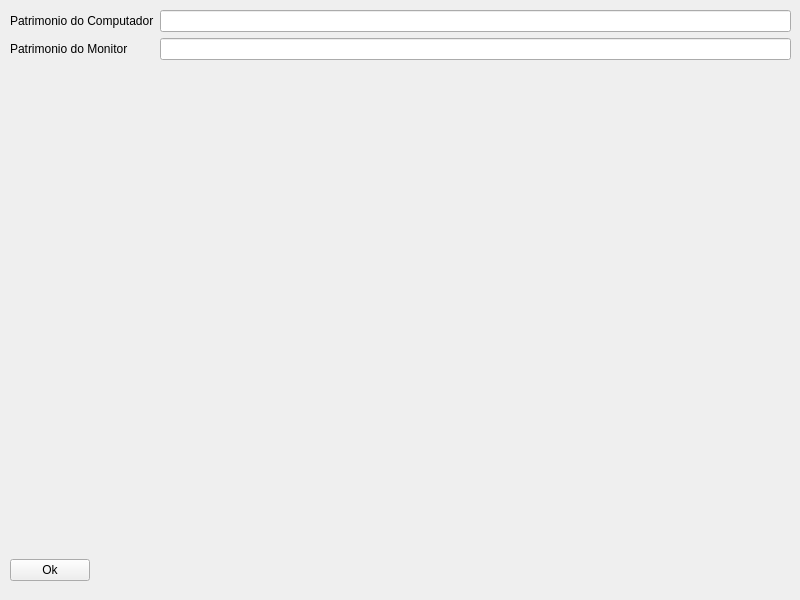
Old version of the form Mapa/mapa_default.ui in the repository lightbase/cacic-agente.
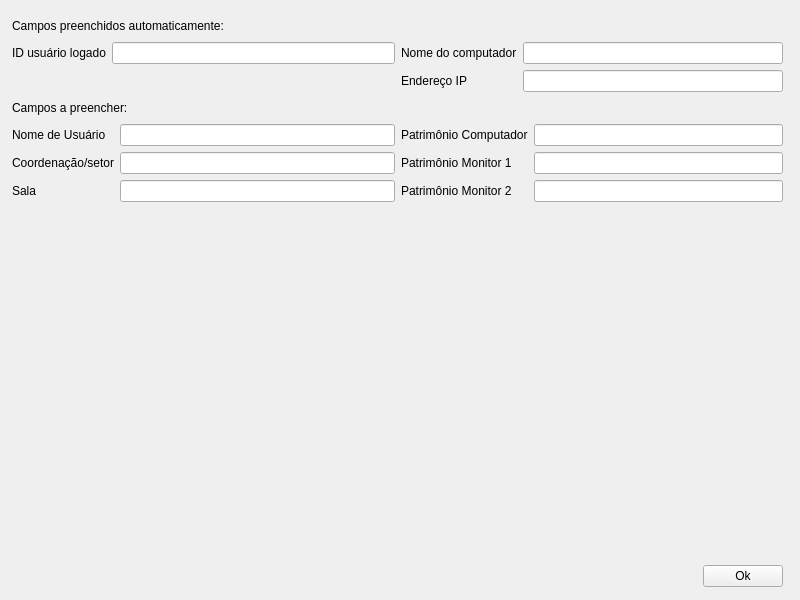
New version of the form. Icons and pictures are not drawn.

Commit message: Adicionados campos ao layout padrão do Mapa.

```diff
--- a/Mapa/mapa_default.ui
+++ b/Mapa/mapa_default.ui
@@ -36,6 +36,12 @@
     <normaloff>:/cacic-logo.png</normaloff>:/cacic-logo.png</iconset>
   </property>
   <widget class="QWidget" name="centralWidget">
+   <property name="sizePolicy">
+    <sizepolicy hsizetype="Expanding" vsizetype="Expanding">
+     <horstretch>0</horstretch>
+     <verstretch>0</verstretch>
+    </sizepolicy>
+   </property>
    <property name="minimumSize">
     <size>
      <width>800</width>
@@ -57,13 +63,16 @@
    <widget class="QWidget" name="layoutWidget">
     <property name="geometry">
      <rect>
-      <x>0</x>
-      <y>0</y>
-      <width>801</width>
+      <x>2</x>
+      <y>6</y>
+      <width>791</width>
       <height>591</height>
      </rect>
     </property>
-    <layout class="QVBoxLayout" name="verticalLayout">
+    <layout class="QVBoxLayout" name="verticalLayout" stretch="0,0,0,0,0,0">
+     <property name="sizeConstraint">
+      <enum>QLayout::SetNoConstraint</enum>
+     </property>
      <property name="leftMargin">
       <number>10</number>
      </property>
@@ -76,6 +85,30 @@
      <property name="bottomMargin">
       <number>10</number>
      </property>
+     <item>
+      <layout class="QHBoxLayout" name="horizontalLayout_1">
+       <item>
+        <widget class="QLabel" name="label_1">
+         <property name="text">
+          <string>Campos preenchidos automaticamente:</string>
+         </property>
+        </widget>
+       </item>
+       <item>
+        <spacer name="horizontalSpacer_1">
+         <property name="orientation">
+          <enum>Qt::Horizontal</enum>
+         </property>
+         <property name="sizeHint" stdset="0">
+          <size>
+           <width>178</width>
+           <height>20</height>
+          </size>
+         </property>
+        </spacer>
+       </item>
+      </layout>
+     </item>
      <item>
       <layout class="QHBoxLayout" name="horizontalLayout_2">
        <item>
@@ -84,7 +117,7 @@
           <enum>QFormLayout::AllNonFixedFieldsGrow</enum>
          </property>
          <item row="0" column="0">
-          <widget class="QLabel" name="labelPatrimonioComputador">
+          <widget class="QLabel" name="labelIdUsuario">
            <property name="sizePolicy">
             <sizepolicy hsizetype="Fixed" vsizetype="Minimum">
              <horstretch>0</horstretch>
@@ -92,28 +125,90 @@
             </sizepolicy>
            </property>
            <property name="text">
-            <string>Patrimonio do Computador</string>
+            <string>ID usuário logado</string>
            </property>
           </widget>
          </item>
          <item row="0" column="1">
           <widget class="QLineEdit" name="editPatrimonioComputador"/>
          </item>
+        </layout>
+       </item>
+       <item>
+        <layout class="QFormLayout" name="formLayout_2">
+         <property name="fieldGrowthPolicy">
+          <enum>QFormLayout::AllNonFixedFieldsGrow</enum>
+         </property>
          <item row="1" column="0">
-          <widget class="QLabel" name="labelPatrimonioMonitor">
-           <property name="sizePolicy">
-            <sizepolicy hsizetype="Fixed" vsizetype="Minimum">
-             <horstretch>0</horstretch>
-             <verstretch>0</verstretch>
-            </sizepolicy>
-           </property>
+          <widget class="QLabel" name="labelNomeComputador">
            <property name="text">
-            <string>Patrimonio do Monitor</string>
+            <string>Nome do computador</string>
            </property>
           </widget>
          </item>
          <item row="1" column="1">
-          <widget class="QLineEdit" name="editPatrimonioMonitor">
+          <widget class="QLineEdit" name="lineNomeComputador"/>
+         </item>
+         <item row="2" column="0">
+          <widget class="QLabel" name="labelEnderecoIp">
+           <property name="text">
+            <string>Endereço IP</string>
+           </property>
+          </widget>
+         </item>
+         <item row="2" column="1">
+          <widget class="QLineEdit" name="lineEnderecoIp"/>
+         </item>
+        </layout>
+       </item>
+      </layout>
+     </item>
+     <item>
+      <layout class="QHBoxLayout" name="horizontalLayout_3">
+       <item>
+        <widget class="QLabel" name="label_02">
+         <property name="text">
+          <string>Campos a preencher:</string>
+         </property>
+        </widget>
+       </item>
+       <item>
+        <spacer name="horizontalSpacer_2">
+         <property name="orientation">
+          <enum>Qt::Horizontal</enum>
+         </property>
+         <property name="sizeHint" stdset="0">
+          <size>
+           <width>40</width>
+           <height>20</height>
+          </size>
+         </property>
+        </spacer>
+       </item>
+      </layout>
+     </item>
+     <item>
+      <layout class="QHBoxLayout" name="horizontalLayout_4">
+       <item>
+        <layout class="QFormLayout" name="formLayout_3">
+         <property name="fieldGrowthPolicy">
+          <enum>QFormLayout::AllNonFixedFieldsGrow</enum>
+         </property>
+         <item row="0" column="0">
+          <widget class="QLabel" name="labelNomeUsuario">
+           <property name="sizePolicy">
+            <sizepolicy hsizetype="Fixed" vsizetype="Minimum">
+             <horstretch>0</horstretch>
+             <verstretch>0</verstretch>
+            </sizepolicy>
+           </property>
+           <property name="text">
+            <string>Nome de Usuário</string>
+           </property>
+          </widget>
+         </item>
+         <item row="0" column="1">
+          <widget class="QLineEdit" name="lineNomeUsuario">
            <property name="sizePolicy">
             <sizepolicy hsizetype="Expanding" vsizetype="Fixed">
              <horstretch>0</horstretch>
@@ -122,25 +217,109 @@
            </property>
           </widget>
          </item>
+         <item row="1" column="0">
+          <widget class="QLabel" name="labelCoordenacao">
+           <property name="text">
+            <string>Coordenação/setor</string>
+           </property>
+          </widget>
+         </item>
+         <item row="1" column="1">
+          <widget class="QLineEdit" name="lineCoordenacao"/>
+         </item>
+         <item row="2" column="0">
+          <widget class="QLabel" name="labelSala">
+           <property name="text">
+            <string>Sala</string>
+           </property>
+          </widget>
+         </item>
+         <item row="2" column="1">
+          <widget class="QLineEdit" name="lineSala"/>
+         </item>
         </layout>
        </item>
        <item>
-        <layout class="QFormLayout" name="formLayout_2"/>
+        <layout class="QFormLayout" name="formLayout_4">
+         <property name="fieldGrowthPolicy">
+          <enum>QFormLayout::AllNonFixedFieldsGrow</enum>
+         </property>
+         <item row="1" column="0">
+          <widget class="QLabel" name="labelPatrimonioComputador">
+           <property name="text">
+            <string>Patrimônio Computador</string>
+           </property>
+          </widget>
+         </item>
+         <item row="1" column="1">
+          <widget class="QLineEdit" name="linePatrimonioComputador"/>
+         </item>
+         <item row="2" column="0">
+          <widget class="QLabel" name="labelPatrimonioMonitor1">
+           <property name="text">
+            <string>Patrimônio Monitor 1</string>
+           </property>
+          </widget>
+         </item>
+         <item row="2" column="1">
+          <widget class="QLineEdit" name="linePatrimonioMonitor1"/>
+         </item>
+         <item row="3" column="0">
+          <widget class="QLabel" name="labelPatrimonioMonitor2">
+           <property name="text">
+            <string>Patrimônio Monitor 2</string>
+           </property>
+          </widget>
+         </item>
+         <item row="3" column="1">
+          <widget class="QLineEdit" name="linePatrimonioMonitor2"/>
+         </item>
+        </layout>
        </item>
       </layout>
      </item>
      <item>
-      <widget class="QPushButton" name="okButton">
-       <property name="sizePolicy">
-        <sizepolicy hsizetype="Fixed" vsizetype="Fixed">
-         <horstretch>0</horstretch>
-         <verstretch>0</verstretch>
-        </sizepolicy>
+      <spacer name="verticalSpacer">
+       <property name="orientation">
+        <enum>Qt::Vertical</enum>
        </property>
-       <property name="text">
-        <string>Ok</string>
+       <property name="sizeHint" stdset="0">
+        <size>
+         <width>20</width>
+         <height>40</height>
+        </size>
        </property>
-      </widget>
+      </spacer>
+     </item>
+     <item>
+      <layout class="QHBoxLayout" name="horizontalLayout_5">
+       <item>
+        <spacer name="horizontalSpacer">
+         <property name="orientation">
+          <enum>Qt::Horizontal</enum>
+         </property>
+         <property name="sizeHint" stdset="0">
+          <size>
+           <width>40</width>
+           <height>20</height>
+          </size>
+         </property>
+        </spacer>
+       </item>
+       <item>
+        <widget class="QPushButton" name="okButton">
+         <property name="sizePolicy">
+          <sizepolicy hsizetype="Fixed" vsizetype="Fixed">
+           <horstretch>0</horstretch>
+           <verstretch>0</verstretch>
+          </sizepolicy>
+         </property>
+         <property name="text">
+          <string>Ok</string>
+         </property>
+        </widget>
+       </item>
+      </layout>
      </item>
     </layout>
    </widget>
```
Left out of the diff: 8 changed lines with no effect on the pictures. The commit also changes 2 other files.
